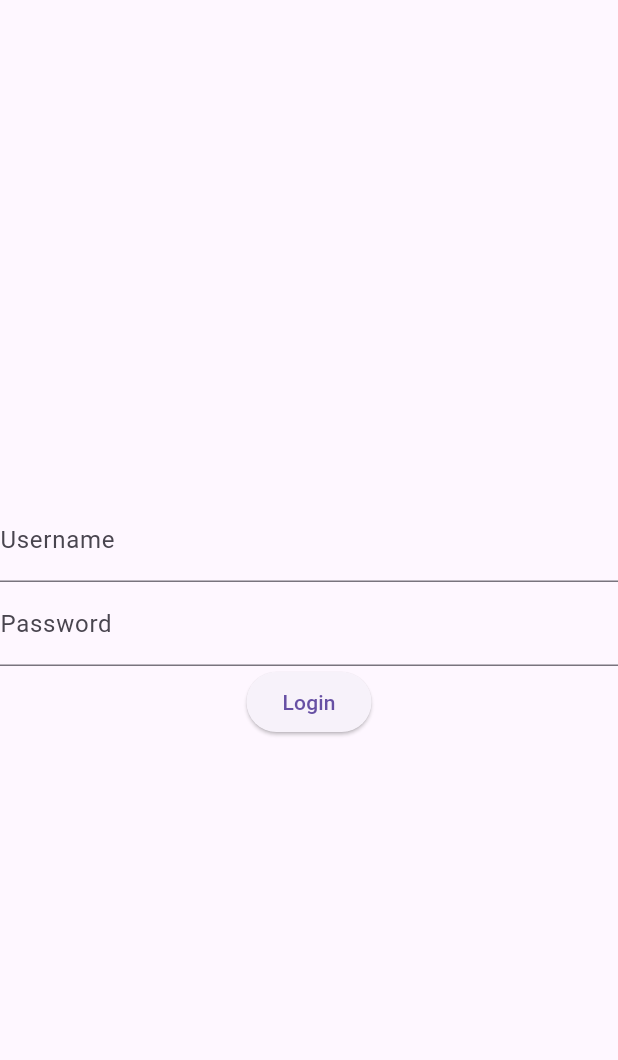
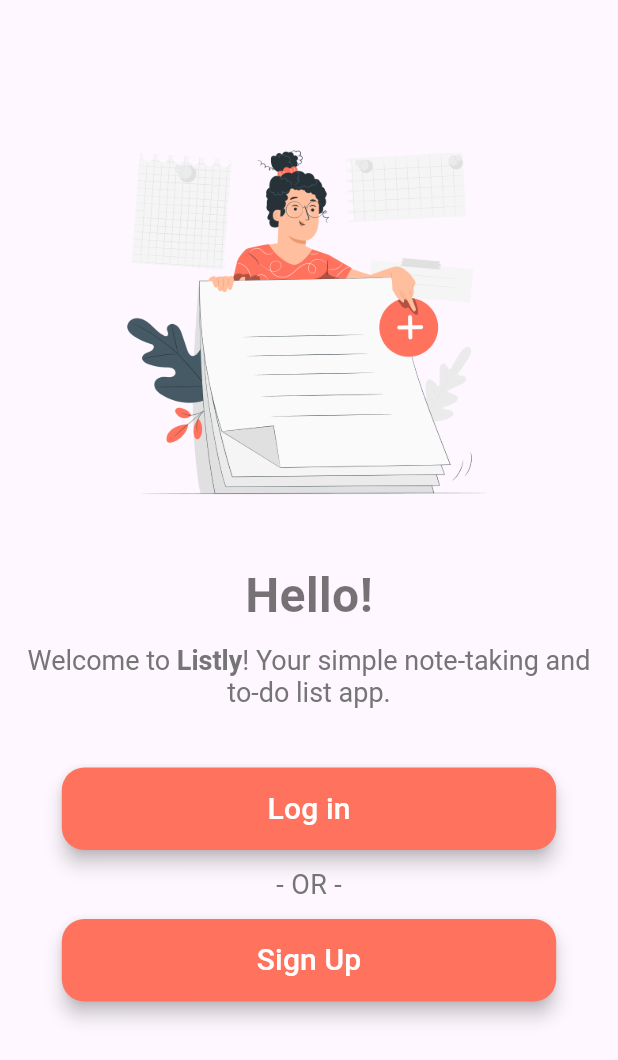
Before and after one commit to CarlosNatanauan/listly, a Flutter app: the screen it shows after launch, on a phone screen of 412 x 824 dp. Shown: the top 1060 px of the screen. Run offline on Flutter 3.47's test engine with Material 3 defaults, Android fonts, the light colour scheme and no system bars; our stand-ins replace flutter_riverpod, shared_preferences; accounts and stored records are empty.

Commit message:
login and register design done

```diff
--- a/frontend/listly/lib/main.dart
+++ b/frontend/listly/lib/main.dart
@@ -14,6 +14,7 @@
       theme: ThemeData(
         primarySwatch: Colors.blue,
       ),
+      debugShowCheckedModeBanner: false,
       home: SplashScreen(), // Start with SplashScreen to check login status
     );
   }
--- /dev/null
+++ b/frontend/listly/lib/screens/onboarding_screen.dart
@@ -0,0 +1,141 @@
+import 'package:flutter/material.dart';
+import 'package:flutter_riverpod/flutter_riverpod.dart';
+import './auth/login_screen.dart';
+import './auth/register_screen.dart'; // Ensure the correct import for RegisterScreen
+
+class OnboardingScreen extends StatelessWidget {
+  @override
+  Widget build(BuildContext context) {
+    // Get the screen width
+    final screenWidth = MediaQuery.of(context).size.width;
+    final screenHeight = MediaQuery.of(context).size.height;
+
+    return Scaffold(
+      body: SingleChildScrollView(
+        child: Padding(
+          padding: const EdgeInsets.symmetric(
+              horizontal: 16.0, vertical: 50.0), // Added padding
+          child: Column(
+            mainAxisAlignment: MainAxisAlignment.center,
+            children: [
+              // Image with space on top
+              SizedBox(height: 30), // Space on top of the image
+              Image.asset(
+                'assets/images/add_notes_image.png', // Replace with your image asset
+                width: screenWidth * 0.6, // Responsive width
+                height: screenHeight * 0.32, // Responsive height
+                fit: BoxFit.cover,
+              ),
+              SizedBox(height: 30), // Space between image and text
+              // Big Hello
+              Text(
+                'Hello!',
+                style: TextStyle(
+                    fontSize: 32,
+                    fontWeight: FontWeight.bold,
+                    color: Colors.black54),
+              ),
+              SizedBox(height: 10), // Space between texts
+              // Welcome message
+              RichText(
+                textAlign: TextAlign.center,
+                text: TextSpan(
+                  children: [
+                    TextSpan(
+                      text: 'Welcome to ',
+                      style: TextStyle(
+                        fontSize: 18,
+                        color: Colors.grey[600],
+                      ),
+                    ),
+                    TextSpan(
+                      text: 'Listly',
+                      style: TextStyle(
+                        fontSize: 18,
+                        fontWeight: FontWeight.bold, // Make 'Listly' bold
+                        color: Colors.grey[600],
+                      ),
+                    ),
+                    TextSpan(
+                      text: '! Your simple note-taking and to-do list app.',
+                      style: TextStyle(
+                        fontSize: 18,
+                        color: Colors.grey[600],
+                      ),
+                    ),
+                  ],
+                ),
+              ),
+
+              SizedBox(height: 40), // Space before buttons
+              // Login button
+              SizedBox(
+                width: screenWidth * 0.8, // Set width based on screen width
+                child: ElevatedButton(
+                  onPressed: () {
+                    Navigator.of(context).push(
+                      MaterialPageRoute(builder: (context) => LoginScreen()),
+                    );
+                  },
+                  style: ElevatedButton.styleFrom(
+                    backgroundColor: Color(0xFFFF725E), // Custom color
+                    foregroundColor: Colors.white, // Text color
+                    padding: EdgeInsets.symmetric(
+                        vertical: 13.0), // Vertical padding
+                    shape: RoundedRectangleBorder(
+                      borderRadius: BorderRadius.circular(15), // Rounded edges
+                    ),
+                    elevation: 5, // Shadow effect
+                  ),
+                  child: Text(
+                    'Log in',
+                    style: TextStyle(
+                      fontSize: 20,
+                    ),
+                  ),
+                ),
+              ),
+              SizedBox(height: 10), // Space between login button and OR
+              // OR text
+              Text(
+                '- OR -',
+                style: TextStyle(
+                  fontSize: 18,
+                  color: Colors.grey[600],
+                ),
+              ),
+              SizedBox(height: 10), // Space between OR and signup button
+              // Register button
+              SizedBox(
+                width: screenWidth * 0.8, // Set width based on screen width
+                child: ElevatedButton(
+                  onPressed: () {
+                    Navigator.of(context).push(
+                      MaterialPageRoute(builder: (context) => RegisterScreen()),
+                    );
+                  },
+                  style: ElevatedButton.styleFrom(
+                    backgroundColor: Color(0xFFFF725E), // Custom color
+                    foregroundColor: Colors.white, // Text color
+                    padding: EdgeInsets.symmetric(
+                        vertical: 13.0), // Vertical padding
+                    shape: RoundedRectangleBorder(
+                      borderRadius: BorderRadius.circular(15), // Rounded edges
+                    ),
+                    elevation: 5, // Shadow effect
+                  ),
+                  child: Text(
+                    'Sign Up',
+                    style: TextStyle(
+                      fontSize: 20,
+                    ),
+                  ),
+                ),
+              ),
+            ],
+          ),
+        ),
+      ),
+    );
+  }
+}
```
Also changed, not shown: frontend/listly/lib/providers/providers.dart (added, +11 -0 lines), frontend/listly/lib/screens/auth/login_screen.dart (+131 -27 lines), frontend/listly/lib/screens/auth/register_screen.dart (+201 -0 lines), frontend/listly/lib/screens/main_page.dart (+7 -1 lines), frontend/listly/lib/screens/splash_screen.dart (+10 -5 lines), frontend/listly/lib/services/api_service.dart (+16 -20 lines), frontend/listly/lib/services/auth_service.dart (+32 -40 lines), frontend/listly/pubspec.yaml (+3 -4 lines), frontend/listly/assets/images/add_notes_image.png (added), frontend/listly/assets/images/login_image.png (added), frontend/listly/assets/images/sign_up_image.png (added), frontend/listly/pubspec.lock.
